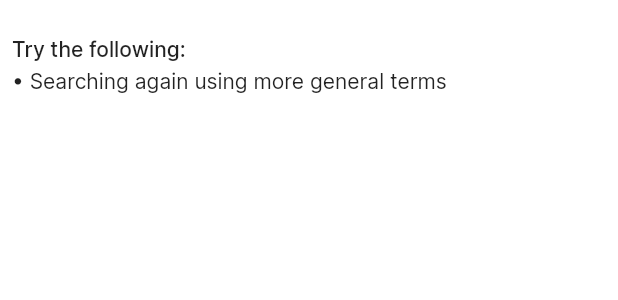
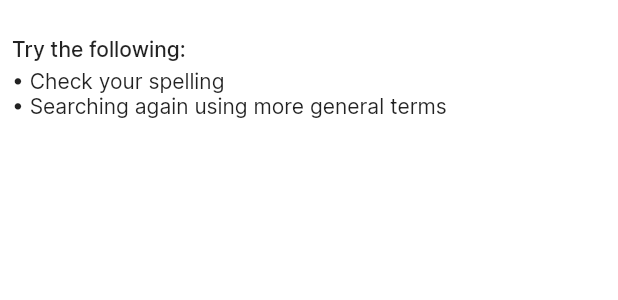
Before and after one commit to algolia/flutter-ecom-ui-template, a Flutter app: the NoResultsView widget shown alone on an empty page, opened directly, on a phone screen of 412 x 824 dp. Shown: the top 300 px of the screen. Run offline on Flutter 3.47's test engine with Material 2 defaults, Android fonts, the phone set to English and light mode, and no system bars; our stand-ins replace cloud_firestore, firebase_core, infinite_scroll_pagination; accounts and stored records are empty; network calls fail.

Commit message:
chore: update no results suggestions (#4)

```diff
--- a/lib/ui/screens/products/components/no_results_view.dart
+++ b/lib/ui/screens/products/components/no_results_view.dart
@@ -13,6 +13,8 @@ class NoResultsView extends StatelessWidget {
           Text("Try the following:",
               style: Theme.of(context).textTheme.bodyText1),
           const SizedBox(height: 4),
+          Text("• Check your spelling",
+              style: Theme.of(context).textTheme.bodyText2),
           Text("• Searching again using more general terms",
               style: Theme.of(context).textTheme.bodyText2),
         ],
```
